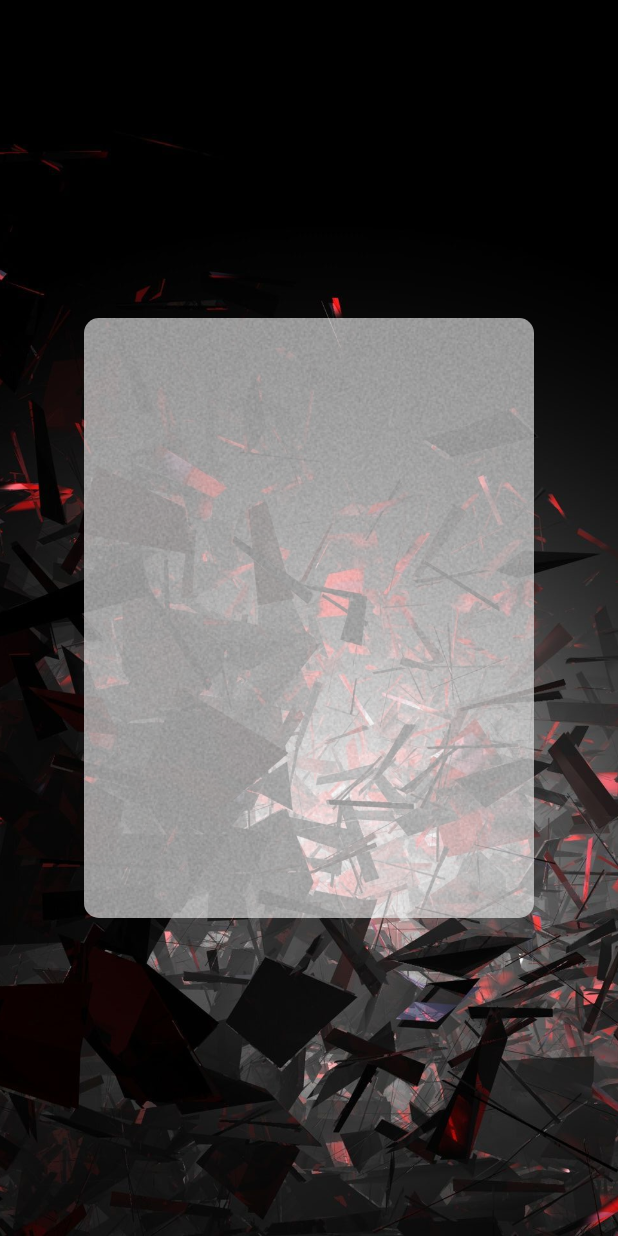
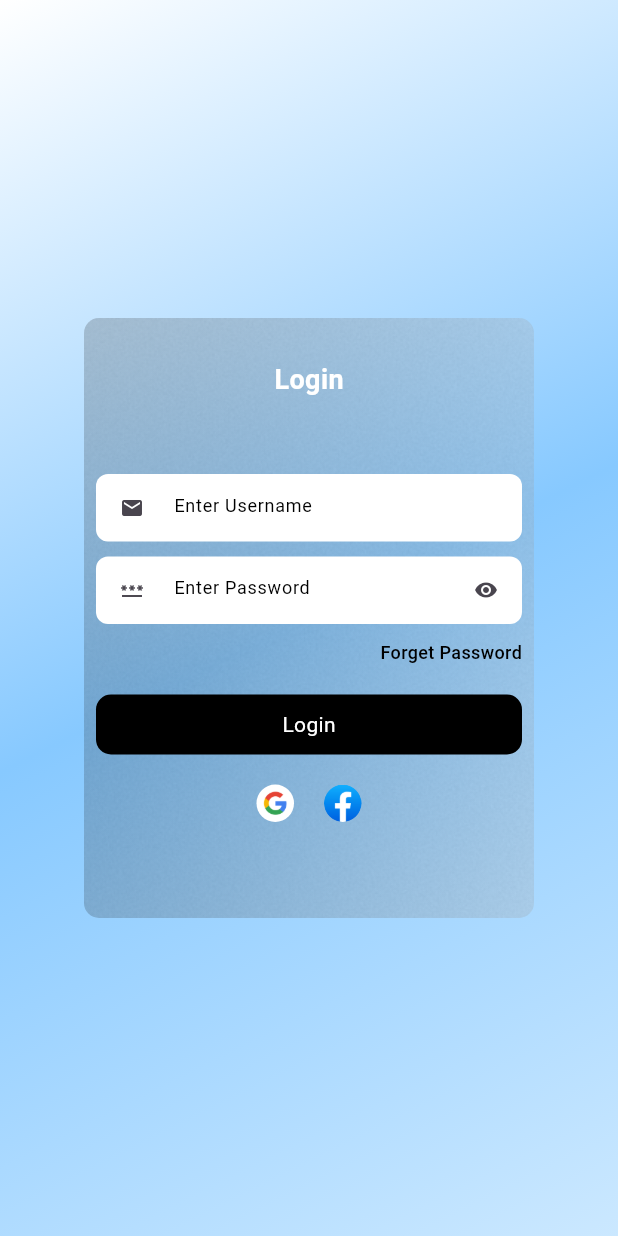
Before and after one commit to BilalOsama15/TaskManagerApp, a Flutter app: the screen it shows after launch, on a phone screen of 412 x 824 dp. Run offline on Flutter 3.47's test engine with Material 2 defaults, Android fonts, the phone set to English and light mode, and no system bars.

Commit message:
UI Design Login Page
Update Ui Design in Login Page

```diff
--- a/task_manager/lib/Login.dart
+++ b/task_manager/lib/Login.dart
@@ -8,22 +8,137 @@ class login extends StatefulWidget {
 }
 
 class _loginState extends State<login> {
+  TextEditingController userName = TextEditingController();
+  TextEditingController password = TextEditingController();
+
   @override
   Widget build(BuildContext context) {
     return Scaffold(
       body: Container(
         alignment: Alignment.center,
-        decoration:BoxDecoration(
-          image: DecorationImage(image: AssetImage("assets/images/background.jpg"),fit: BoxFit.cover)
+        decoration: const BoxDecoration(
+          gradient: LinearGradient(
+            colors: [Color.fromARGB(255, 255, 255, 255),Color.fromARGB(255, 135, 201, 255),Color.fromARGB(255, 203, 232, 255),],
+            begin: Alignment.topLeft,
+            end: Alignment.bottomRight
+            )
+          // image: DecorationImage(image: AssetImage("assets/images/background.jpg"),fit: BoxFit.cover)
         ) ,
         child: Container(
+          alignment: Alignment.center,
           height: 400,width: 300,decoration: BoxDecoration(
+            gradient: LinearGradient(colors: [Color.fromARGB(75, 0, 0, 0),Color.fromARGB(99, 165, 165, 165)],),
             color: Colors.white.withOpacity(0.6),
-            image: DecorationImage(image: AssetImage("assets/images/noise.jpg"),fit: BoxFit.cover,opacity: 0.1),
+            image:const DecorationImage(image: AssetImage("assets/images/noise.jpg"),fit: BoxFit.cover,opacity: 0.03),
             borderRadius: BorderRadius.circular(10.0)
+          ),
+          child: Padding(
+            padding: const EdgeInsets.all(8.0),
+            child: Column(
+              mainAxisAlignment: MainAxisAlignment.start,
+              crossAxisAlignment: CrossAxisAlignment.center,
+              children: [
+                const SizedBox(height: 20.0,),
+                const Text("Login", style: TextStyle(color: Colors.white, fontSize: 18.0,fontWeight: FontWeight.bold),),
+                // const SizedBox(height: 10.0,),
+                // const Text("Wellcome Back!", style: TextStyle(color: Colors.white, fontSize: 12.0,fontWeight: FontWeight.bold),),
+                const SizedBox(height: 50.0,),
+                userNameInput(),
+                const SizedBox(height: 10.0,),
+                passwordInput(),
+                const SizedBox(height: 10.0,),
+                const Align(alignment: Alignment.centerRight, child: Text("Forget Password",style: TextStyle(color: Colors.black,fontSize: 12,fontWeight: FontWeight.w500),)),
+                const SizedBox(height: 20.0,),
+                loginButton(),
+                const SizedBox(height: 20.0,),
+
+
+                Row(
+                  mainAxisAlignment: MainAxisAlignment.center,
+                  children: [
+                    Container(
+                      height: 25,width: 25, decoration: BoxDecoration(
+                        color: Colors.white,
+                        borderRadius: BorderRadius.circular(50.0),
+                        image: const DecorationImage(image: AssetImage("assets/images/google.png"),fit: BoxFit.cover),
+                      ),
+                    ),
+                    const SizedBox(width: 20.0,),
+                    Container(
+                      height: 25,width: 25, decoration: BoxDecoration(
+                        // color: Colors.white,
+                        borderRadius: BorderRadius.circular(50.0),
+                        image: DecorationImage(image: AssetImage("assets/images/FB.png"),fit: BoxFit.cover),
+                      ),
+                    ),
+
+                  ],
+                )
+
+              ],
+            ),
           ),
         ),
       ),
     );
   }
+
+  Container loginButton() {
+    return Container(
+                alignment: Alignment.center,
+                height: 40,width: double.infinity,decoration: BoxDecoration(
+                  color: Colors.black,borderRadius: BorderRadius.circular(10.0)
+                ),
+                child: const Text("Login",style: TextStyle(color: Colors.white),),
+              );
+  }
+
+  SizedBox userNameInput() {
+    return SizedBox(
+                height: 45,
+                child: TextFormField(
+                  controller: userName,
+                  style: const TextStyle(color: Colors.black, fontSize: 12.0,fontWeight: FontWeight.w400),
+                  decoration: const InputDecoration(
+                  hintText: "Enter Username",
+                  hintStyle: TextStyle(color: Colors.black, fontSize: 12.0,fontWeight: FontWeight.w400),
+                  fillColor: Colors.white,
+                  filled: true,
+                  border: OutlineInputBorder(
+                    borderSide: BorderSide.none,
+                    borderRadius: BorderRadius.all(Radius.circular(8.0))
+                  ),
+                  prefixIcon: Icon(Icons.email, size: 16,),
+                  hoverColor: Color.fromARGB(255, 247, 247, 247),
+                  focusColor: Color.fromARGB(255, 247, 247, 247),
+                  ),
+                ),
+              );
+  }
+
+   SizedBox passwordInput() {
+    return SizedBox(
+                height: 45,
+                child: TextFormField(
+                  obscureText: true,
+                  obscuringCharacter: '.',
+                  controller: password,
+                  style: const TextStyle(color: Colors.black, fontSize: 12.0,fontWeight: FontWeight.w400),
+                  decoration: const InputDecoration(
+                  hintText: "Enter Password",
+                  hintStyle: TextStyle(color: Colors.black, fontSize: 12.0,fontWeight: FontWeight.w400),
+                  fillColor: Colors.white,
+                  filled: true,
+                  border: OutlineInputBorder(
+                    borderSide: BorderSide.none,
+                    borderRadius: BorderRadius.all(Radius.circular(8.0))
+                  ),
+                  prefixIcon: Icon(Icons.password, size: 16.0,),
+                  hoverColor: Color.fromARGB(255, 247, 247, 247),
+                  focusColor: Color.fromARGB(255, 247, 247, 247),
+                  suffixIcon: Icon(Icons.remove_red_eye,size: 16.0,)
+                  ),
+                ),
+              );
+  }
 }
```
